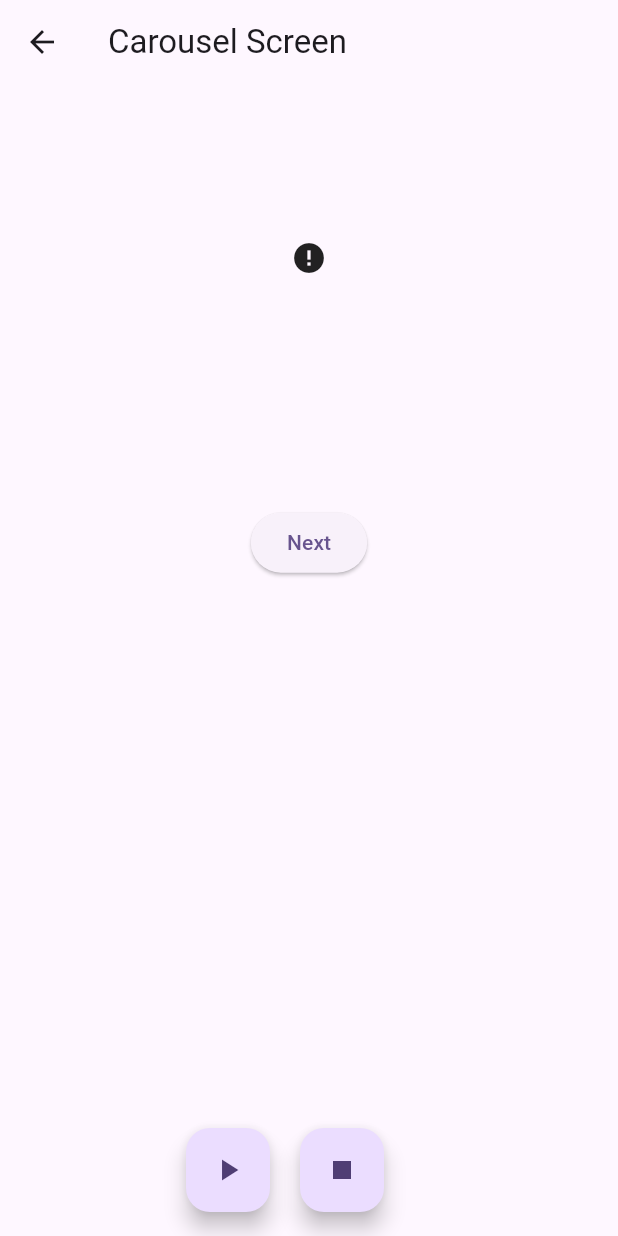
After one commit to DamisolaT/Glovo_PlayGround, a Flutter app: the CarouselScreen screen opened by its route, on a phone screen of 412 x 824 dp. The commit adds this screen. Run offline on Flutter 3.47's test engine with Material 3 defaults, Android fonts, the phone set to English and light mode, and no system bars; drawn by our look-alikes of cached_network_image, carousel_slider; our stand-ins replace flutter_svg, percent_indicator, syncfusion_flutter_sliders; network calls fail.

Commit message:
feat: corousel page and page view added

```diff
--- /dev/null
+++ b/lib/features/corousel/corousel_screen.dart
@@ -0,0 +1,93 @@
+import 'package:cached_network_image/cached_network_image.dart';
+import 'package:carousel_slider/carousel_slider.dart';
+import 'package:flutter/material.dart';
+
+import '../navigation/route_strings.dart';
+
+class CarouselScreen extends StatefulWidget {
+  const CarouselScreen({super.key});
+
+  @override
+  State<CarouselScreen> createState() => _CarouselScreenState();
+}
+
+class _CarouselScreenState extends State<CarouselScreen> {
+  List list = [
+    'https://images.unsplash.com/photo-1520342868574-5fa3804e551c?ixlib=rb-0.3.5&ixid=eyJhcHBfaWQiOjEyMDd9&s=6ff92caffcdd63681a35134a6770ed3b&auto=format&fit=crop&w=1951&q=80',
+    'https://images.unsplash.com/photo-1522205408450-add114ad53fe?ixlib=rb-0.3.5&ixid=eyJhcHBfaWQiOjEyMDd9&s=368f45b0888aeb0b7b08e3a1084d3ede&auto=format&fit=crop&w=1950&q=80',
+    'https://images.unsplash.com/photo-1519125323398-675f0ddb6308?ixlib=rb-0.3.5&ixid=eyJhcHBfaWQiOjEyMDd9&s=94a1e718d89ca60a6337a6008341ca50&auto=format&fit=crop&w=1950&q=80',
+    'https://images.unsplash.com/photo-1523205771623-e0faa4d2813d?ixlib=rb-0.3.5&ixid=eyJhcHBfaWQiOjEyMDd9&s=89719a0d55dd05e2deae4120227e6efc&auto=format&fit=crop&w=1953&q=80',
+    'https://images.unsplash.com/photo-1508704019882-f9cf40e475b4?ixlib=rb-0.3.5&ixid=eyJhcHBfaWQiOjEyMDd9&s=8c6e5e3aba713b17aa1fe71ab4f0ae5b&auto=format&fit=crop&w=1352&q=80',
+    'https://images.unsplash.com/photo-1519985176271-adb1088fa94c?ixlib=rb-0.3.5&ixid=eyJhcHBfaWQiOjEyMDd9&s=a0c8d632e977f94e5d312d9893258f59&auto=format&fit=crop&w=1355&q=80'
+  ];
+  final _carouselController = CarouselSliderController();
+  @override
+  Widget build(BuildContext context) {
+    return Scaffold(
+      floatingActionButton: Row(
+        mainAxisAlignment: MainAxisAlignment.center,
+        children: [
+          FloatingActionButton(
+            onPressed: () {
+              _carouselController.startAutoPlay();
+            },
+            child: const Icon(Icons.play_arrow),
+          ),
+          const SizedBox(
+            width: 20,
+          ),
+          FloatingActionButton(
+            onPressed: () {
+              _carouselController.stopAutoPlay();
+            },
+            child: const Icon(Icons.stop),
+          )
+        ],
+      ),
+      appBar: AppBar(
+        title: const Text("Carousel Screen"),
+      ),
+      body: Column(
+        children: [
+          CarouselSlider.builder(
+            carouselController: _carouselController,
+            itemCount: list.length,
+            itemBuilder: (BuildContext context, int index, int realIndex) {
+              final img = list[index];
+              return CachedNetworkImage(
+                imageUrl: img,
+                imageBuilder: (context, imageProvider) => Container(
+                  decoration: BoxDecoration(
+                    image: DecorationImage(
+                      image: imageProvider,
+                      fit: BoxFit.cover,
+                    ),
+                  ),
+                ),
+                placeholder: (context, url) => const Row(
+                  mainAxisAlignment: MainAxisAlignment.center,
+                  children: [
+                    CircularProgressIndicator(),
+                  ],
+                ),
+                errorWidget: (context, url, error) => const Icon(Icons.error),
+              );
+            },
+            options: CarouselOptions(
+                autoPlayInterval: const Duration(milliseconds: 1000),
+                autoPlay: true,
+                pauseAutoPlayOnTouch: false),
+          ),
+          SizedBox(
+            height: 50,
+          ),
+          ElevatedButton(
+              onPressed: () {
+                Navigator.pushNamed(context, AppRouteStrings.pageViewScreen);
+              },
+              child: Text("Next"))
+        ],
+      ),
+    );
+  }
+}
--- a/lib/features/mini_project/pages/light_mode_page.dart
+++ b/lib/features/mini_project/pages/light_mode_page.dart
@@ -228,7 +228,7 @@ class _LightModePageState extends State<LightModePage> {
                   setState(() {
                     CalculateBMI();
                   });
-                  Navigator.pushNamed(context, AppRouteStrings.resultScreen);
+                  Navigator.pushNamed(context, AppRouteStrings.carouselScreen);
                 },
                 child: Container(
                   height: 50,
--- a/lib/features/navigation/route_strings.dart
+++ b/lib/features/navigation/route_strings.dart
@@ -5,4 +5,6 @@ class AppRouteStrings {
   static const String signUpScreen = "/sign_up_screen";
   static const String lightModeScreen = "/light_mode_screen";
   static const String resultScreen = "/result_screen";
+  static const String carouselScreen = "/carousel_screen";
+  static const String pageViewScreen = "/page_view_screen";
 }
--- a/lib/features/navigation/router.dart
+++ b/lib/features/navigation/router.dart
@@ -1,17 +1,24 @@
 import 'package:flutter/cupertino.dart';
+import 'package:glovo_assign1/features/corousel/corousel_screen.dart';
 import 'package:glovo_assign1/features/mini_project/pages/light_mode_page.dart';
 import 'package:glovo_assign1/features/mini_project/pages/result_page.dart';
 import 'package:glovo_assign1/features/navigation/route_strings.dart';
 import 'package:glovo_assign1/features/pages/sign_up_screen.dart';
 
+import '../pageview/page_view.dart';
+
 Route<dynamic> appRouter(RouteSettings settings) {
   switch (settings.name) {
     case AppRouteStrings.base:
       return CupertinoPageRoute(builder: (_) => const LightModePage());
+    case AppRouteStrings.carouselScreen:
+      return CupertinoPageRoute(builder: (_) => const CarouselScreen());
     case AppRouteStrings.resultScreen:
       return CupertinoPageRoute(builder: (_) => const ResultPage());
     case AppRouteStrings.signUpScreen:
       return CupertinoPageRoute(builder: (_) => const SignUpScreen());
+    case AppRouteStrings.pageViewScreen:
+      return CupertinoPageRoute(builder: (_) => const PageViewScreen());
 
     default:
       return CupertinoPageRoute(builder: (_) => const LightModePage());
--- a/pubspec.yaml
+++ b/pubspec.yaml
@@ -38,6 +38,8 @@ dependencies:
   flutter_svg: ^2.0.16
   percent_indicator: ^4.2.4
   syncfusion_flutter_sliders: ^28.1.35
+  carousel_slider: ^5.0.0
+  cached_network_image: ^3.4.1
 
 dev_dependencies:
   flutter_test:
```
Also changed, not shown: lib/features/pageview/page_view.dart (added, +28 -0 lines), pubspec.lock.
